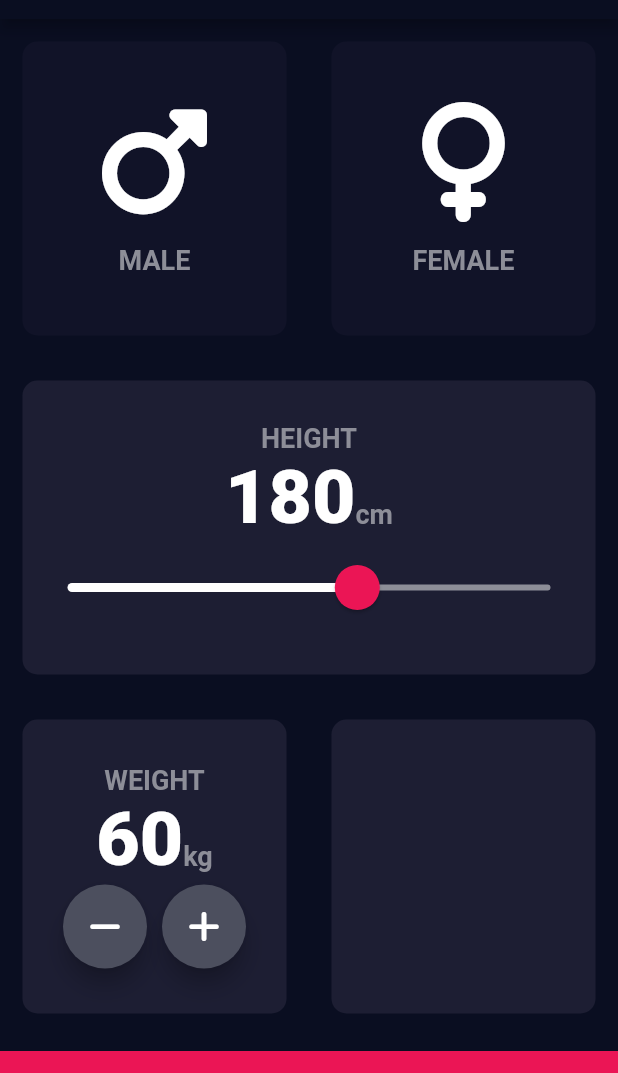
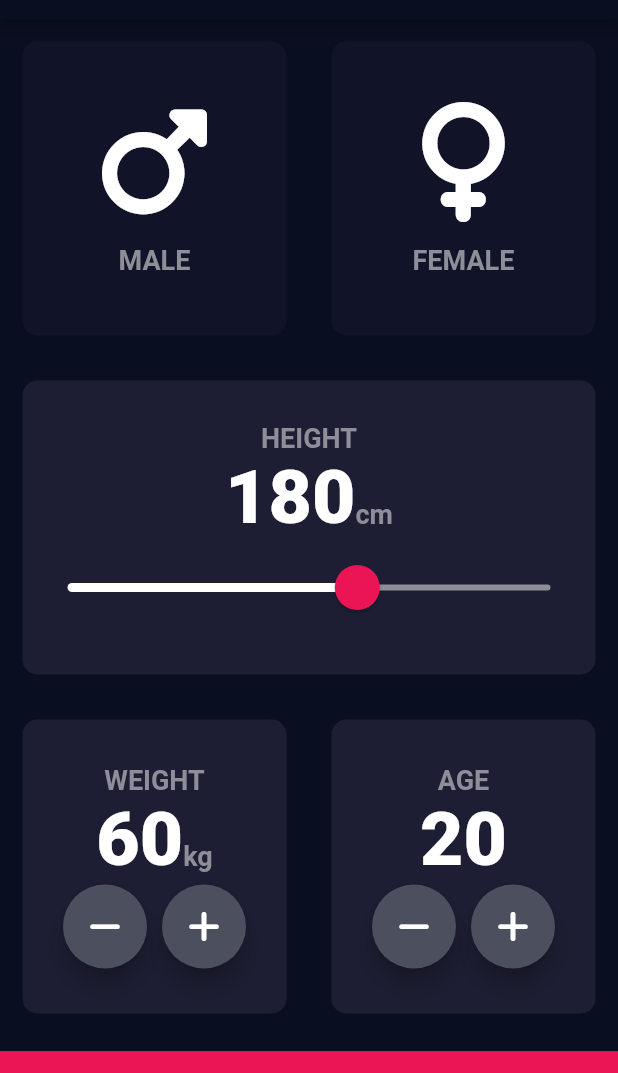
Before and after one commit to gTambo/flutter_tutorial_bmi_calculator, a Flutter app: the screen it shows after launch, on a phone screen of 412 x 824 dp, the part 65-1138 px from its top. Run offline on Flutter 3.47's test engine with Material 2 defaults, Android fonts, the phone set to English and light mode, and no system bars; our stand-ins replace font_awesome_flutter.

Commit message:
set up age card with default value and custom buttons for incrementing

```diff
--- a/lib/input_page.dart
+++ b/lib/input_page.dart
@@ -18,6 +18,7 @@ class _InputPageState extends State<InputPage> {
   Gender? selectedGender;
   int height = 180;
   int weight = 60;
+  int age = 20;
 
   @override
   Widget build(BuildContext context) {
@@ -172,16 +173,41 @@ class _InputPageState extends State<InputPage> {
                   Expanded(
                     child: ReusableCard(
                       color: kActiveCardColor,
-                      // cardChild: Column(
-                      //   children: [
-                      //     FloatingActionButton(
-                      //       child: Icon(
-                      //         Icons.add,
-                      //       ),
-                      //       onPressed: () {},
-                      //     ),
-                      //   ],
-                      // ),
+                      cardChild: Column(
+                        mainAxisAlignment: MainAxisAlignment.center,
+                        children: [
+                          Text(
+                            'AGE',
+                            style: kLabelTextStyle,
+                          ),
+                          Text(
+                            age.toString(),
+                            style: kNumberTextStyle,
+                          ),
+                          Row(
+                            mainAxisAlignment: MainAxisAlignment.center,
+                            children: [
+                              RoundIconButton(
+                                  icon: FontAwesomeIcons.minus,
+                                  onPressed: () {
+                                    setState(() {
+                                      age--;
+                                    });
+                                  }),
+                              SizedBox(
+                                width: 10,
+                              ),
+                              RoundIconButton(
+                                  icon: FontAwesomeIcons.plus,
+                                  onPressed: () {
+                                    setState(() {
+                                      age++;
+                                    });
+                                  }),
+                            ],
+                          )
+                        ],
+                      ),
                     ),
                   ),
                 ],
@@ -199,9 +225,9 @@ class _InputPageState extends State<InputPage> {
 }
 
 class RoundIconButton extends StatelessWidget {
-  const RoundIconButton({this.icon, required this.onPressed});
+  const RoundIconButton({required this.icon, required this.onPressed});
 
-  final IconData? icon;
+  final IconData icon;
   final VoidCallback onPressed;
 
   @override
```
